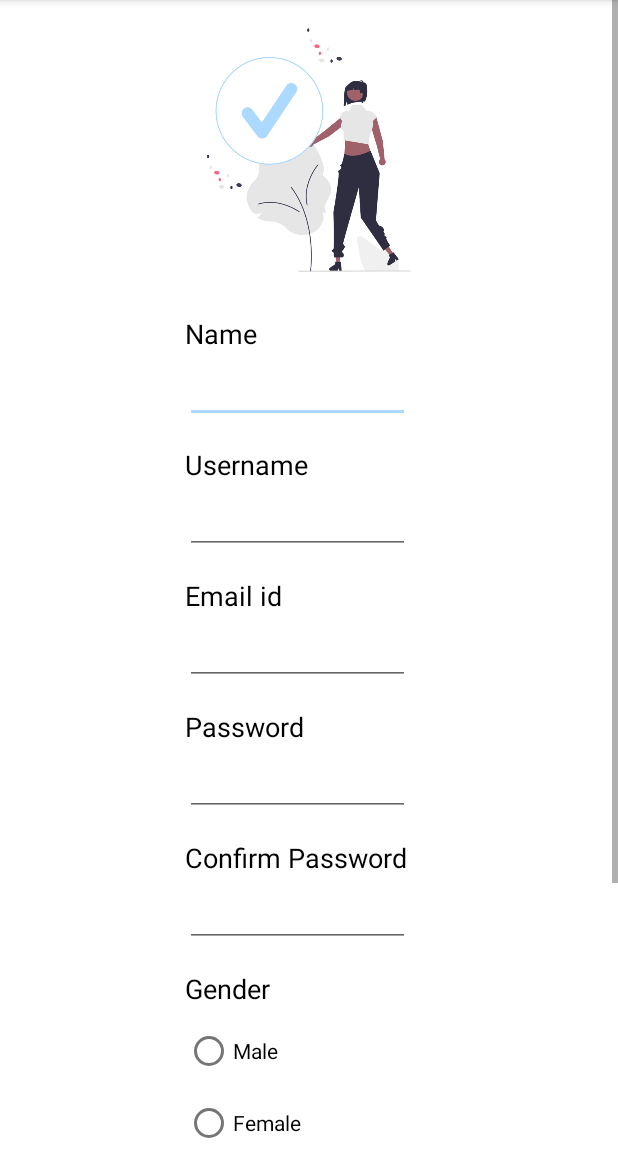
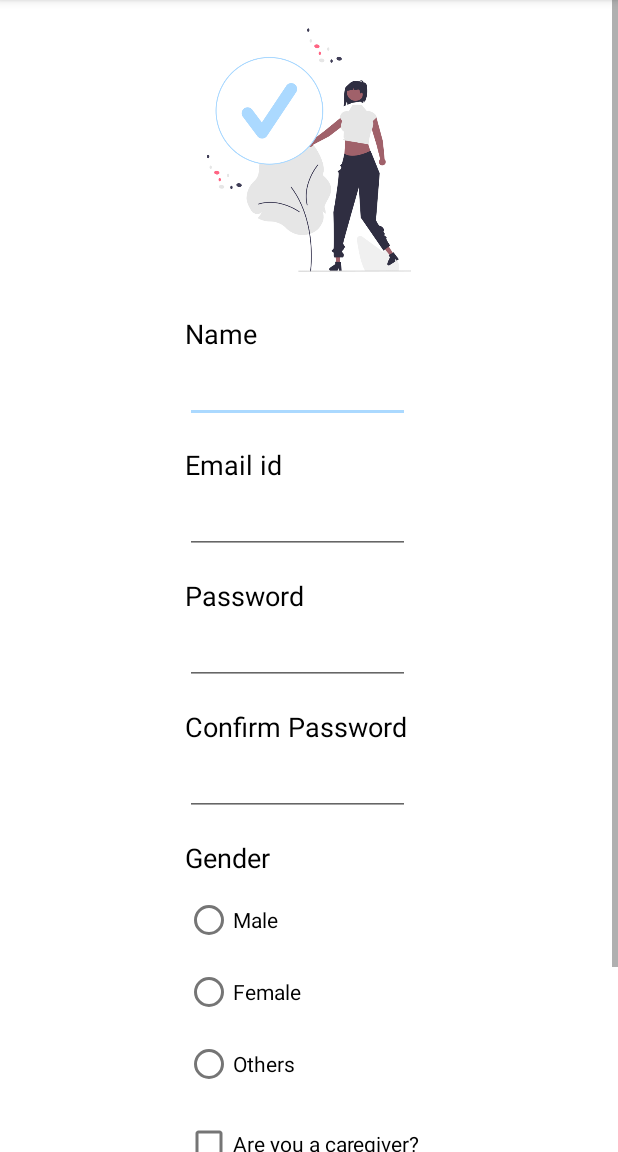
Before and after one commit to RheaAdh/Destress, an Android app: the SignUp screen opened directly, with no data from a screen before it, on a phone screen of 412 x 824 dp, the part 84-1236 px from its top. Run offline under Robolectric (Android 15) with nearby library versions, the phone set to English and light mode, and no system bars; our stand-ins replace Firebase (no records; nobody signed in at launch, a user with empty details on screens opened directly).

Commit message:
register liked to firebase

```diff
--- a/app/build.gradle
+++ b/app/build.gradle
@@ -1,5 +1,6 @@
 plugins {
     id 'com.android.application'
+    id 'com.google.gms.google-services'
 }
 
 android {
@@ -32,6 +33,7 @@ dependencies {
     implementation 'androidx.appcompat:appcompat:1.5.1'
     implementation 'com.google.android.material:material:1.6.1'
     implementation 'androidx.constraintlayout:constraintlayout:2.1.4'
+    implementation 'com.google.firebase:firebase-firestore:24.3.1'
     testImplementation 'junit:junit:4.13.2'
     androidTestImplementation 'androidx.test.ext:junit:1.1.3'
     androidTestImplementation 'androidx.test.espresso:espresso-core:3.4.0'
--- a/app/src/main/java/com/example/stressmanagementapp/LoginActivity.java
+++ b/app/src/main/java/com/example/stressmanagementapp/LoginActivity.java
@@ -36,9 +36,9 @@ public class LoginActivity extends AppCompatActivity {
 
             Toast.makeText(LoginActivity.this, username + " has logged in!", Toast.LENGTH_LONG).show();
             //if user loggedin is caregiver then (uncomment)
-//            Intent intent = new Intent(LoginActivity.this, CareGiver.class);
+            Intent intent = new Intent(LoginActivity.this, CareGiver.class);
             //else (that means admin)
-            Intent intent = new Intent(LoginActivity.this, Admin.class);
+//            Intent intent = new Intent(LoginActivity.this, Admin.class);
             intent.putExtra("username", username);
             startActivity(intent);
         });
--- a/app/src/main/java/com/example/stressmanagementapp/SignUp.java
+++ b/app/src/main/java/com/example/stressmanagementapp/SignUp.java
@@ -2,20 +2,30 @@ package com.example.stressmanagementapp;
 
 import android.content.Intent;
 import android.os.Bundle;
+import android.util.Log;
 import android.view.View;
 import android.widget.Button;
+import android.widget.CheckBox;
 import android.widget.EditText;
+import android.widget.RadioGroup;
 import android.widget.TextView;
 import android.widget.Toast;
 
 import androidx.annotation.Nullable;
 import androidx.appcompat.app.AppCompatActivity;
 
+import com.google.firebase.firestore.FirebaseFirestore;
+
 public class SignUp extends AppCompatActivity {
+
+    FirebaseFirestore db ;
+
     @Override
     protected void onCreate(@Nullable Bundle savedInstanceState) {
         super.onCreate(savedInstanceState);
         setContentView(R.layout.sign_up_screen);
+
+        db= FirebaseFirestore.getInstance();
 
         TextView tv2 = findViewById(R.id.linkToLogin);
 
@@ -27,15 +37,49 @@ public class SignUp extends AppCompatActivity {
             }
         });
 
+
+        EditText etName = findViewById(R.id.etName);
+        String name =etName.getText().toString();
+        Log.d("yolo",name);
+        EditText etEmail = findViewById(R.id.etEmail);
+        EditText etConfirmPassword = findViewById(R.id.etConfirmPassword);
+        EditText etPassword = findViewById(R.id.etPassword);
+        RadioGroup radioGender = findViewById(R.id.radio_gender);
+        CheckBox caregiverCheck = findViewById(R.id.caregiver_checkbox);
+
         Button btnRegister = findViewById(R.id.btnRegister);
         btnRegister.setOnClickListener(new View.OnClickListener() {
             @Override
             public void onClick(View view) {
-                Toast.makeText(SignUp.this, "User registered successfully", Toast.LENGTH_LONG).show();
+                Toast.makeText(SignUp.this, "heree", Toast.LENGTH_LONG).show();
+                if(!(etPassword.getText().toString().equals(etConfirmPassword.getText().toString()))){
+                    Toast.makeText(SignUp.this, "Password and confirm password dont match", Toast.LENGTH_LONG).show();
+                }
+                else{
+                    //Person p = new Person(R.drawable.girl,etName.getText().toString(),"0","0",etEmail.getText().toString(),caregiverCheck.getText().toString(),etPassword.getText().toString(),radioGender.toString());
+                    Person p = new Person(R.drawable.girl,"Rhea","0","0","rhea@gmail.com","admin","1234","Female");
+                    db.collection("persons")
+                            .add(p)
+                            .addOnSuccessListener(r->{
+                                Log.d("here","");
+                                Toast.makeText(SignUp.this, "User registered successfully", Toast.LENGTH_LONG).show();
+                                Intent intent = new Intent(SignUp.this, LoginActivity.class);
+                                startActivity(intent);
+                            })
+                            .addOnFailureListener(r->{
+                                Log.d("ERROR", r.toString());
+                                Toast.makeText(SignUp.this, "User couldnt be registered", Toast.LENGTH_LONG).show();
+                            });
 
-                Intent intent = new Intent(SignUp.this, LoginActivity.class);
-                startActivity(intent);
+
+                }
+
             }
         });
+
+
+
+
+
     }
 }
--- a/app/src/main/res/layout/sign_up_screen.xml
+++ b/app/src/main/res/layout/sign_up_screen.xml
@@ -50,27 +50,27 @@
         app:layout_constraintTop_toBottomOf="@id/tvName"
         app:layout_constraintLeft_toLeftOf="@id/guideline_register"/>
 
-    <TextView
-        android:id="@+id/tvUsername"
-        android:layout_marginTop="15dp"
-        android:layout_width="wrap_content"
-        android:layout_height="wrap_content"
-        android:text="@string/username_register"
-        android:textSize="18sp"
-        android:textColor="@color/black"
-        app:layout_constraintTop_toBottomOf="@id/etName"
-        app:layout_constraintLeft_toLeftOf="@id/guideline_register"/>
+<!--    <TextView-->
+<!--        android:id="@+id/tvUsername"-->
+<!--        android:layout_marginTop="15dp"-->
+<!--        android:layout_width="wrap_content"-->
+<!--        android:layout_height="wrap_content"-->
+<!--        android:text="@string/username_register"-->
+<!--        android:textSize="18sp"-->
+<!--        android:textColor="@color/black"-->
+<!--        app:layout_constraintTop_toBottomOf="@id/etName"-->
+<!--        app:layout_constraintLeft_toLeftOf="@id/guideline_register"/>-->
 
-    <EditText
-        android:id="@+id/etUsername"
-        android:layout_marginTop="5dp"
-        android:layout_width="150dp"
-        android:layout_height="wrap_content"
-        android:inputType="text"
-        android:textSize="15sp"
-        android:textColor="@color/black"
-        app:layout_constraintTop_toBottomOf="@id/tvUsername"
-        app:layout_constraintLeft_toLeftOf="@id/guideline_register"/>
+<!--    <EditText-->
+<!--        android:id="@+id/etUsername"-->
+<!--        android:layout_marginTop="5dp"-->
+<!--        android:layout_width="150dp"-->
+<!--        android:layout_height="wrap_content"-->
+<!--        android:inputType="text"-->
+<!--        android:textSize="15sp"-->
+<!--        android:textColor="@color/black"-->
+<!--        app:layout_constraintTop_toBottomOf="@id/tvUsername"-->
+<!--        app:layout_constraintLeft_toLeftOf="@id/guideline_register"/>-->
 
     <TextView
         android:id="@+id/tvEmail"
@@ -80,7 +80,7 @@
         android:text="@string/email_id"
         android:textSize="18sp"
         android:textColor="@color/black"
-        app:layout_constraintTop_toBottomOf="@id/etUsername"
+        app:layout_constraintTop_toBottomOf="@id/etName"
         app:layout_constraintLeft_toLeftOf="@id/guideline_register"/>
 
     <EditText
@@ -181,18 +181,7 @@
         app:layout_constraintTop_toBottomOf="@id/radio_gender"
         app:layout_constraintLeft_toLeftOf="@id/guideline_register"/>
 
-    <TextView
-        android:id="@+id/linkToLogin"
-        android:layout_width="wrap_content"
-        android:layout_height="wrap_content"
-        android:layout_marginTop="15dp"
-        android:text="Already have an account? Login."
-        android:textColor="#636365"
-        android:textSize="18sp"
-        android:textStyle="italic"
-        app:layout_constraintTop_toBottomOf="@id/caregiver_checkbox"
-        app:layout_constraintLeft_toLeftOf="parent"
-        app:layout_constraintRight_toRightOf="parent"/>
+
 
     <Button
         android:id="@+id/btnRegister"
@@ -208,6 +197,19 @@
         app:layout_constraintRight_toRightOf="parent"
         app:layout_constraintBottom_toBottomOf="parent"/>
 
+    <TextView
+        android:id="@+id/linkToLogin"
+        android:layout_width="wrap_content"
+        android:layout_height="wrap_content"
+        android:layout_marginTop="15dp"
+        android:text="Already have an account? Login."
+        android:textColor="#636365"
+        android:textSize="18sp"
+        android:textStyle="italic"
+        app:layout_constraintTop_toBottomOf="@id/caregiver_checkbox"
+        app:layout_constraintLeft_toLeftOf="parent"
+        app:layout_constraintRight_toRightOf="parent"/>
+
 </androidx.constraintlayout.widget.ConstraintLayout>
 
 </ScrollView>
--- a/build.gradle
+++ b/build.gradle
@@ -1,4 +1,8 @@
-// Top-level build file where you can add configuration options common to all sub-projects/modules.
+buildscript {
+    dependencies {
+        classpath 'com.google.gms:google-services:4.3.14'
+    }
+}// Top-level build file where you can add configuration options common to all sub-projects/modules.
 plugins {
     id 'com.android.application' version '7.2.2' apply false
     id 'com.android.library' version '7.2.2' apply false
```
Also changed, not shown: app/src/main/java/com/example/stressmanagementapp/CareGiver.java (+11 -4 lines), app/src/main/java/com/example/stressmanagementapp/CareGiverFragment.java (+4 -4 lines), app/src/main/java/com/example/stressmanagementapp/PatientFragment.java (+4 -4 lines), app/src/main/java/com/example/stressmanagementapp/Person.java (+21 -1 lines), 1 other file.
